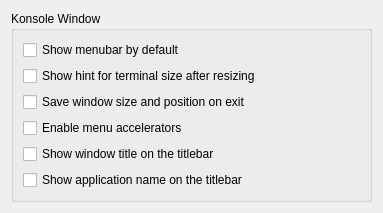
First picture: the form in src/settings/GeneralSettings.ui, repository KDE/konsole, before the edit.
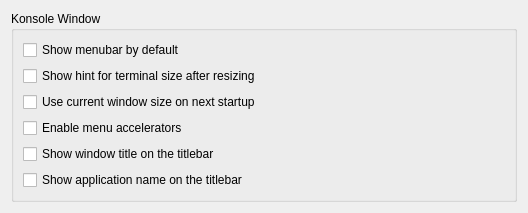
Second picture: the form after the edit.

Diff of the .ui file:
```diff
--- a/src/settings/GeneralSettings.ui
+++ b/src/settings/GeneralSettings.ui
@@ -6,8 +6,8 @@
    <rect>
     <x>0</x>
     <y>0</y>
-    <width>383</width>
-    <height>156</height>
+    <width>528</width>
+    <height>197</height>
    </rect>
   </property>
   <property name="sizePolicy">
@@ -63,7 +63,7 @@
            </sizepolicy>
           </property>
           <property name="text">
-           <string>Save window size and position on exit</string>
+           <string>Use current window size on next startup</string>
           </property>
          </widget>
         </item>
```
Left out of the diff: 3 changed lines with no effect on the pictures.
